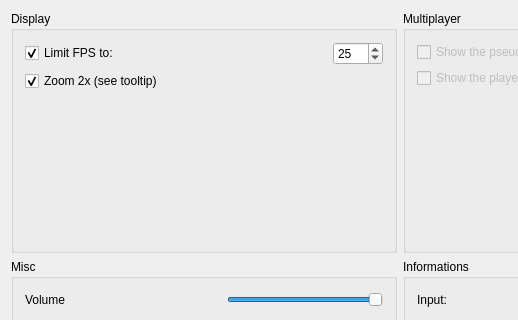
Above: client/base/interface/BaseWindow.ui from alphaonex86/CatchChallenger before the change; both pictures show x 0 to 518 and y 0 to 320 of the 800 by 600 pixel window. Below: the same form after it.
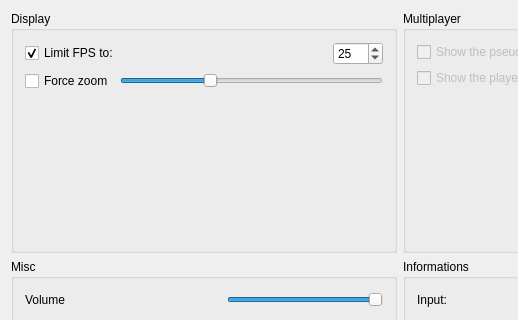
That is the form after the change. The open tabs and pages were chosen to show the change. Icons and pictures are not drawn.

Commit message: [Add] Zoom support (client,shared lib)

Diff of the .ui file:
```diff
--- a/client/base/interface/BaseWindow.ui
+++ b/client/base/interface/BaseWindow.ui
@@ -2109,18 +2109,31 @@
                </layout>
               </item>
               <item>
-               <widget class="QCheckBox" name="checkBoxZoom">
-                <property name="toolTip">
-                 <string>The other player is displayed in zoom 2x range.
-Without the zoom 2x, it should have display problem.</string>
-                </property>
-                <property name="text">
-                 <string>Zoom 2x (see tooltip)</string>
-                </property>
-                <property name="checked">
-                 <bool>true</bool>
-                </property>
-               </widget>
+               <layout class="QHBoxLayout" name="horizontalLayout_58">
+                <item>
+                 <widget class="QCheckBox" name="forceZoom">
+                  <property name="text">
+                   <string>Force zoom</string>
+                  </property>
+                 </widget>
+                </item>
+                <item>
+                 <widget class="QSlider" name="zoom">
+                  <property name="minimum">
+                   <number>1</number>
+                  </property>
+                  <property name="maximum">
+                   <number>4</number>
+                  </property>
+                  <property name="value">
+                   <number>2</number>
+                  </property>
+                  <property name="orientation">
+                   <enum>Qt::Horizontal</enum>
+                  </property>
+                 </widget>
+                </item>
+               </layout>
               </item>
               <item>
                <spacer name="verticalSpacer_4">
```
Left out of the diff: 39 changed lines with no effect on the pictures. The commit also changes 13 other files.
